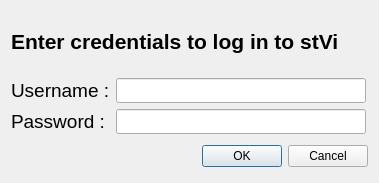
Qt form assets/ui/login.ui (jfnavarro/st_viewer) before a commit.
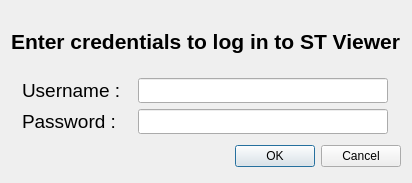
The same form after that commit.

```diff
--- a/assets/ui/login.ui
+++ b/assets/ui/login.ui
@@ -44,7 +44,7 @@
         <enum>Qt::LeftToRight</enum>
        </property>
        <property name="text">
-        <string>Enter credentials to log in to stVi</string>
+        <string>Enter credentials to log in to ST Viewer</string>
        </property>
        <property name="textInteractionFlags">
         <set>Qt::NoTextInteraction</set>
```
